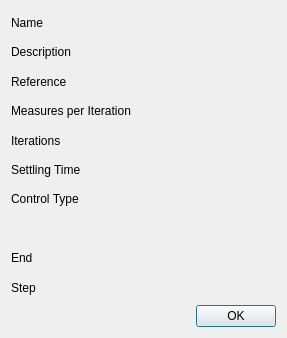
Old version of the form aeroist/measurementdetails.ui in the repository froque/AeroIST.
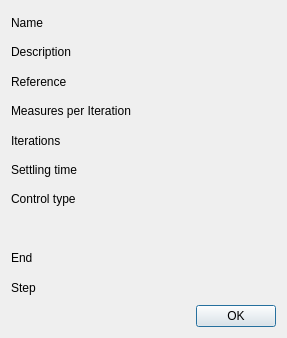
New version of the form.

Patch:
```diff
--- a/aeroist/measurementdetails.ui
+++ b/aeroist/measurementdetails.ui
@@ -54,14 +54,14 @@
      <item>
       <widget class="QLabel" name="labelViewSettling">
        <property name="text">
-        <string>Settling Time</string>
+        <string>Settling time</string>
        </property>
       </widget>
      </item>
      <item>
       <widget class="QLabel" name="labelViewControl">
        <property name="text">
-        <string>Control Type</string>
+        <string>Control type</string>
        </property>
       </widget>
      </item>
```
